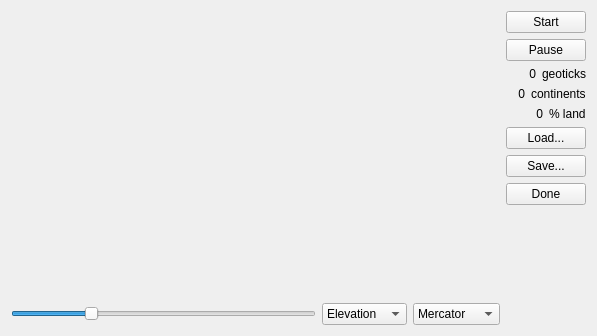
Above: tectonics.ui from tps12/Tec-Nine before the change. Below: the same form after it.
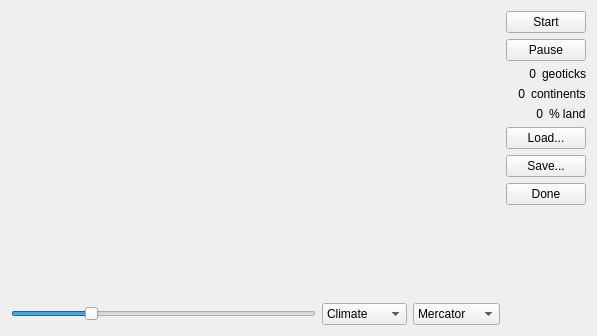
That is the form after the change.

Diff of the .ui file:
```diff
--- a/tectonics.ui
+++ b/tectonics.ui
@@ -62,7 +62,7 @@
        <item>
         <widget class="QComboBox" name="aspect">
          <property name="currentIndex">
-          <number>1</number>
+          <number>0</number>
          </property>
          <property name="sizeAdjustPolicy">
           <enum>QComboBox::AdjustToContents</enum>
```
Left out of the diff: 5 changed lines with no effect on the pictures.
